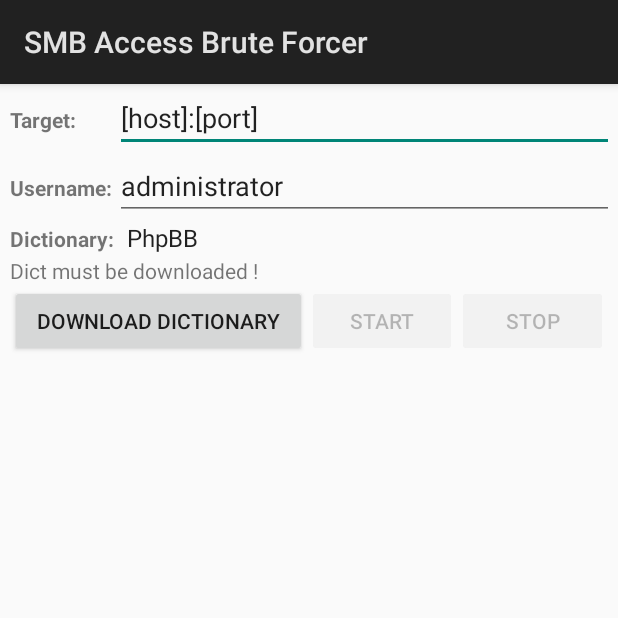
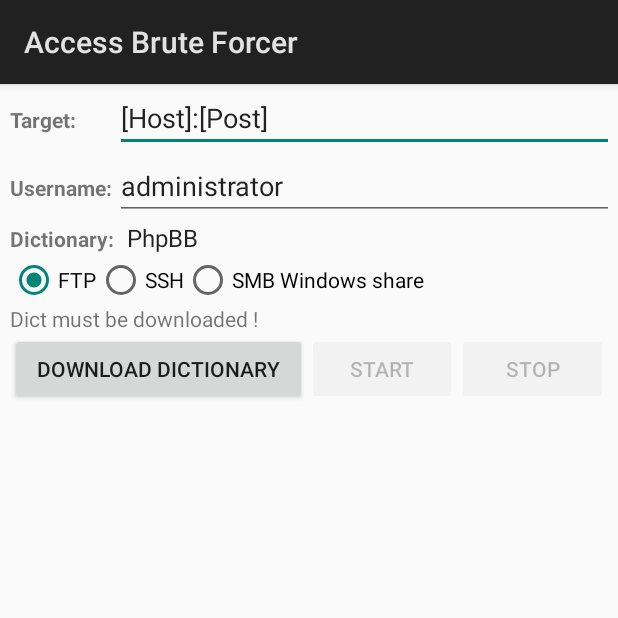
Before and after one commit to righettod/access-brute-forcer, an Android app: the screen it shows after launch (MainActivity), on a phone screen of 412 x 824 dp, the top half of it. Run offline under Robolectric (Android 15) with nearby library versions, the phone set to English and light mode, and no system bars; libraries missing offline, so code that uses them is left out: net.hockeyapp.android, org.apache.commons; 2 statements that could not run were skipped.

Commit message:
Add support for FTP/SSH, add notification, enhance task cancelling

```diff
--- a/app/src/main/java/righettod/eu/smbaccessbf/DownloadReceiver.java
+++ b/app/src/main/java/righettod/eu/accessbf/DownloadReceiver.java
@@ -1,4 +1,4 @@
-package righettod.eu.smbaccessbf;
+package righettod.eu.accessbf;
 
 import android.app.DownloadManager;
 import android.content.BroadcastReceiver;
--- a/app/src/main/java/righettod/eu/smbaccessbf/MainActivity.java
+++ b/app/src/main/java/righettod/eu/accessbf/MainActivity.java
@@ -1,4 +1,4 @@
-package righettod.eu.smbaccessbf;
+package righettod.eu.accessbf;
 
 import android.app.Activity;
 import android.app.AlertDialog;
@@ -16,9 +16,11 @@ import android.os.Environment;
 import android.text.method.ScrollingMovementMethod;
 import android.view.MotionEvent;
 import android.view.View;
+import android.view.WindowManager;
 import android.widget.AdapterView;
 import android.widget.ArrayAdapter;
 import android.widget.Button;
+import android.widget.RadioButton;
 import android.widget.Spinner;
 import android.widget.TextView;
 import android.widget.Toast;
@@ -42,11 +44,12 @@ import java.util.List;
  */
 public class MainActivity extends Activity implements AdapterView.OnItemSelectedListener {
 
-    public static final String LOG_TAG = "SMBACCESSBF";
+    public static final String LOG_TAG = "ACCESSBF";
     private static final int READ_DOCUMENT_REQUEST_CODE = 1;
     private String selectedPasswordDictionary = null;
     private File selectedPasswordDictionaryFilePath = null;
     private File dictionariesStorageFolder = null;
+    private Protocol selectedProtocol = Protocol.SSH;
     private final List<AsyncTask<Object, Integer[], List<String>>> credentialProbingTaskList = new ArrayList<>();
 
     /**
@@ -56,30 +59,26 @@ public class MainActivity extends Activity implements AdapterView.OnItemSelected
     protected void onCreate(Bundle savedInstanceState) {
         super.onCreate(savedInstanceState);
         setContentView(R.layout.activity_main);
+        getWindow().addFlags(WindowManager.LayoutParams.FLAG_KEEP_SCREEN_ON);
+
 
         //Check if WIFI is enabled => Mandatory
         WifiManager wifi = (WifiManager) getSystemService(WIFI_SERVICE);
         if (!wifi.isWifiEnabled()) {
             AlertDialog.Builder builder = new AlertDialog.Builder(this);
-            builder.setMessage("WIFI is not enabled, application will be closed !").setTitle("Warning").setPositiveButton("OK", new DialogInterface.OnClickListener() {
-                public void onClick(DialogInterface dialog, int id) {
+            builder.setMessage("WIFI is not enabled, application will be closed !").setTitle("Warning").setPositiveButton("OK", (DialogInterface dialog, int id) -> {
                         MainActivity.this.finish();
                     }
-            });
+            );
             AlertDialog dialog = builder.create();
             dialog.show();
         }
 
         //Ensure that the user have the authorization of the network owner before to use the application
         AlertDialog.Builder builder = new AlertDialog.Builder(this);
-        builder.setMessage("Do you have an explicit authorization of the network owner to perform this brute force operation ?").setTitle("Legal Warning").setPositiveButton("Yes", new DialogInterface.OnClickListener() {
-            public void onClick(DialogInterface dialog, int id) {
+        builder.setMessage("Do you have an explicit authorization of the network owner to perform this brute force operation ?").setTitle("Legal Warning").setPositiveButton("Yes", (DialogInterface dialog, int id) -> {
                 }
-        }).setNegativeButton("No", new DialogInterface.OnClickListener() {
-            public void onClick(DialogInterface dialog, int id) {
-                MainActivity.this.finish();
-            }
-        });
+        ).setNegativeButton("No", (DialogInterface dialog, int id) -> MainActivity.this.finish());
         AlertDialog dialog = builder.create();
         dialog.show();
 
@@ -106,8 +105,7 @@ public class MainActivity extends Activity implements AdapterView.OnItemSelected
 
         //Add dictionary download button event handler
         final Button buttonDownloadDico = (Button) findViewById(R.id.buttonDownloadDico);
-        buttonDownloadDico.setOnClickListener(new View.OnClickListener() {
-            public void onClick(View v) {
+        buttonDownloadDico.setOnClickListener((View v) -> {
                     //Retrieve the dico download URL from string resources if it is not a LocalCustom dico
                     if ("Local...".equalsIgnoreCase(MainActivity.this.selectedPasswordDictionary)) {
                         //See https://developer.android.com/guide/topics/providers/document-provider.html
@@ -115,7 +113,7 @@ public class MainActivity extends Activity implements AdapterView.OnItemSelected
                         // Filter to only show results that can be "opened", such as a file (as opposed to a list of contacts or timezones)
                         intent.addCategory(Intent.CATEGORY_OPENABLE);
                         //Want only data available on device and select only one item
-                    intent.putExtra(Intent.EXTRA_LOCAL_ONLY, true);
+                        intent.putExtra(Intent.EXTRA_LOCAL_ONLY, false);
                         intent.putExtra(Intent.EXTRA_ALLOW_MULTIPLE, false);
                         // Filter to show only text files, using the text MIME data type.
                         intent.setType("text/*");
@@ -146,12 +144,11 @@ public class MainActivity extends Activity implements AdapterView.OnItemSelected
                         registerReceiver(downloadReceiver, filter);
                     }
                 }
-        });
+        );
 
         //Add stop BF button event handler
         final Button buttonStop = (Button) findViewById(R.id.buttonStop);
-        buttonStop.setOnClickListener(new View.OnClickListener() {
-            public void onClick(View v) {
+        buttonStop.setOnClickListener((View v) -> {
                     try {
                         //Lock IU action components
                         findViewById(R.id.buttonStart).setEnabled(false);
@@ -160,6 +157,10 @@ public class MainActivity extends Activity implements AdapterView.OnItemSelected
                         findViewById(R.id.dicoSpinner).setEnabled(false);
                         findViewById(R.id.editIPPort).setEnabled(false);
                         findViewById(R.id.editUsername).setEnabled(false);
+                        findViewById(R.id.bf_ssh).setEnabled(false);
+                        findViewById(R.id.bf_smb).setEnabled(false);
+                        findViewById(R.id.bf_ftp).setEnabled(false);
+
                         //Cancel all tasks
                         int cancelledTaskCount = 0;
                         if (!MainActivity.this.credentialProbingTaskList.isEmpty()) {
@@ -180,14 +181,16 @@ public class MainActivity extends Activity implements AdapterView.OnItemSelected
                         findViewById(R.id.dicoSpinner).setEnabled(true);
                         findViewById(R.id.editIPPort).setEnabled(true);
                         findViewById(R.id.editUsername).setEnabled(true);
+                        findViewById(R.id.bf_ssh).setEnabled(true);
+                        findViewById(R.id.bf_smb).setEnabled(true);
+                        findViewById(R.id.bf_ftp).setEnabled(true);
                     }
                 }
-        });
+        );
 
         //Add start BF button event handler
         final Button buttonStart = (Button) findViewById(R.id.buttonStart);
-        buttonStart.setOnClickListener(new View.OnClickListener() {
-            public void onClick(View v) {
+        buttonStart.setOnClickListener((View v) ->{
                 try {
                     //Check that a password dictionary is selected
                     if (MainActivity.this.selectedPasswordDictionaryFilePath == null || !MainActivity.this.selectedPasswordDictionaryFilePath.exists()) {
@@ -213,7 +216,7 @@ public class MainActivity extends Activity implements AdapterView.OnItemSelected
                     //Create and launch tasks
                     TextView textProgressInfo = (TextView) findViewById(R.id.textProgressInfo);
                     TextView textResult = (TextView) findViewById(R.id.textResult);
-                    CredentialProbingTask task = new CredentialProbingTask(textProgressInfo, textResult, findViewById(R.id.dicoSpinner), findViewById(R.id.buttonDownloadDico), findViewById(R.id.buttonStart), findViewById(R.id.editIPPort), findViewById(R.id.editUsername));
+                    CredentialProbingTask task = new CredentialProbingTask(MainActivity.this.selectedProtocol, textProgressInfo, textResult, findViewById(R.id.dicoSpinner), findViewById(R.id.buttonDownloadDico), findViewById(R.id.buttonStart), findViewById(R.id.editIPPort), findViewById(R.id.editUsername), findViewById(R.id.bf_ftp), findViewById(R.id.bf_smb), findViewById(R.id.bf_ssh));
                     Object[] params = new Object[]{target.toString(), login.toString(), dictionaryEntries};
                     MainActivity.this.credentialProbingTaskList.clear();
                     MainActivity.this.credentialProbingTaskList.add(task.executeOnExecutor(AsyncTask.THREAD_POOL_EXECUTOR, params));
@@ -223,13 +226,12 @@ public class MainActivity extends Activity implements AdapterView.OnItemSelected
                 }
 
             }
-        });
+        );
 
         //Handle action to copy result on clipboard when result text view is pressed
         final TextView resultTextView = (TextView) findViewById(R.id.textResult);
         resultTextView.setMovementMethod(new ScrollingMovementMethod());
-        resultTextView.setOnTouchListener(new View.OnTouchListener() {
-            public boolean onTouch(View v, MotionEvent event) {
+        resultTextView.setOnTouchListener((View v, MotionEvent event) ->{
                 if (event.getAction() == MotionEvent.ACTION_UP) {
                     ClipboardManager clipboard = (ClipboardManager) getSystemService(CLIPBOARD_SERVICE);
                     ClipData clip = ClipData.newPlainText("BF Result", resultTextView.getText());
@@ -239,10 +241,39 @@ public class MainActivity extends Activity implements AdapterView.OnItemSelected
                 }
                 return false;
             }
-        });
+        );
 
         //HockeyApp crash handler
         checkForUpdates();
+    }
+
+    /**
+     * Handle the click on the radio button used to select to protocol to the target
+     *
+     * @param view View representing the radio button
+     */
+    public void onProtocolRadioButtonClicked(View view) {
+        // Get a reference on the radio button clicked
+        boolean checked = ((RadioButton) view).isChecked();
+
+        // Check which radio button was clicked
+        switch (view.getId()) {
+            case R.id.bf_ftp:
+                if (checked) {
+                    this.selectedProtocol = Protocol.FTP;
+                }
+                break;
+            case R.id.bf_smb:
+                if (checked) {
+                    this.selectedProtocol = Protocol.SMB;
+                }
+                break;
+            case R.id.bf_ssh:
+                if (checked) {
+                    this.selectedProtocol = Protocol.SSH;
+                }
+                break;
+        }
     }
 
     /**
@@ -259,7 +290,7 @@ public class MainActivity extends Activity implements AdapterView.OnItemSelected
                 TextView textProgressInfo = (TextView) findViewById(R.id.textProgressInfo);
                 try {
                     this.copyFile(resultData.getData(), this.selectedPasswordDictionaryFilePath);
-                    textProgressInfo.setText("Dict loaded (" + this.loadDictionary(this.selectedPasswordDictionaryFilePath).size() + " passwords)");
+                    textProgressInfo.setText("Dictionary loaded (" + this.loadDictionary(this.selectedPasswordDictionaryFilePath).size() + " passwords)");
                     findViewById(R.id.buttonStart).setEnabled(true);
                     findViewById(R.id.buttonStop).setEnabled(true);
                 } catch (IOException ioe) {
--- a/app/src/main/java/righettod/eu/smbaccessbf/PostDownloadService.java
+++ b/app/src/main/java/righettod/eu/accessbf/PostDownloadService.java
@@ -1,4 +1,4 @@
-package righettod.eu.smbaccessbf;
+package righettod.eu.accessbf;
 
 import android.app.IntentService;
 import android.content.ContentResolver;
--- /dev/null
+++ b/app/src/main/java/righettod/eu/accessbf/Protocol.java
@@ -0,0 +1,9 @@
+package righettod.eu.accessbf;
+
+/**
+ * Enumeration of the supported protocol for the brute force
+ */
+
+public enum Protocol {
+    SMB, FTP, SSH;
+}
--- a/app/src/main/res/layout/activity_main.xml
+++ b/app/src/main/res/layout/activity_main.xml
@@ -4,7 +4,7 @@
     xmlns:tools="http://schemas.android.com/tools"
     android:layout_width="match_parent"
     android:layout_height="match_parent"
-    tools:context="righettod.eu.smbaccessbf.MainActivity">
+    tools:context="righettod.eu.accessbf.MainActivity">
 
     <GridLayout
         android:layout_width="match_parent"
@@ -12,7 +12,7 @@
         android:paddingLeft="10px"
         android:paddingRight="10px"
         android:columnCount="2"
-        android:rowCount="6"
+        android:rowCount="7"
         tools:layout_editor_absoluteY="8dp"
         tools:layout_editor_absoluteX="8dp">
 
@@ -33,7 +33,7 @@
             android:layout_row="0"
             android:layout_column="1"
             android:inputType="textPersonName"
-            android:text="[host]:[port]" />
+            android:text="[Host]:[Post]" />
 
         <TextView
             android:id="@+id/textView5"
@@ -71,12 +71,37 @@
             android:layout_column="1"
             />
 
+        <RadioGroup xmlns:android="http://schemas.android.com/apk/res/android"
+            android:layout_width="fill_parent"
+            android:layout_height="wrap_content"
+            android:layout_columnSpan="2"
+            android:layout_row="3"
+            android:layout_column="0"
+            android:checkedButton="@+id/bf_ftp"
+            android:orientation="horizontal">
+            <RadioButton android:id="@+id/bf_ftp"
+                android:layout_width="wrap_content"
+                android:layout_height="wrap_content"
+                android:text="FTP"
+                android:onClick="onProtocolRadioButtonClicked"/>
+            <RadioButton android:id="@+id/bf_ssh"
+                android:layout_width="wrap_content"
+                android:layout_height="wrap_content"
+                android:text="SSH"
+                android:onClick="onProtocolRadioButtonClicked"/>
+            <RadioButton android:id="@+id/bf_smb"
+                android:layout_width="wrap_content"
+                android:layout_height="wrap_content"
+                android:text="SMB Windows share"
+                android:onClick="onProtocolRadioButtonClicked"/>
+        </RadioGroup>
+
 
         <TextView
             android:id="@+id/textProgressInfo"
             android:layout_width="match_parent"
             android:layout_height="wrap_content"
-            android:layout_row="3"
+            android:layout_row="4"
             android:layout_column="0"
             android:layout_columnSpan="2"
             android:text="Progress information" />
@@ -84,7 +109,7 @@
         <LinearLayout
             android:layout_width="match_parent"
             android:layout_height="wrap_content"
-            android:layout_row="4"
+            android:layout_row="5"
             android:layout_column="0"
             android:layout_columnSpan="2"
             android:orientation="horizontal">
@@ -115,7 +140,7 @@
             android:id="@+id/textResult"
             android:layout_width="match_parent"
             android:layout_height="wrap_content"
-            android:layout_row="5"
+            android:layout_row="6"
             android:layout_column="0"
             android:lines="20"
             android:maxLines="100"
--- a/app/src/main/res/values/strings.xml
+++ b/app/src/main/res/values/strings.xml
@@ -1,5 +1,5 @@
 <resources>
-    <string name="app_name">SMB Access Brute Forcer</string>
+    <string name="app_name">Access Brute Forcer</string>
     <!-- List of available dictionaries -->
     <string-array name="password_dictionaries">
         <item>PhpBB</item>
--- a/build.gradle
+++ b/build.gradle
@@ -5,7 +5,7 @@ buildscript {
         jcenter()
     }
     dependencies {
-        classpath 'com.android.tools.build:gradle:2.3.3'
+        classpath 'com.android.tools.build:gradle:3.0.1'
 
         // NOTE: Do not place your application dependencies here; they belong
         // in the individual module build.gradle files
```
Also changed, not shown: app/build.gradle (+7 -8 lines), app/src/main/AndroidManifest.xml (+6 -4 lines), app/src/main/java/righettod/eu/accessbf/CredentialProbingTask.java (renamed from app/src/main/java/righettod/eu/smbaccessbf/CredentialProbingTask.java, +56 -36 lines), app/src/main/java/righettod/eu/accessbf/NotificationUtil.java (renamed from app/src/main/java/righettod/eu/smbaccessbf/NotificationUtil.java, +6 -7 lines), app/src/main/java/righettod/eu/accessbf/ProtocolUtil.java (added, +163 -0 lines), gradle/wrapper/gradle-wrapper.properties, 3 other files. Lines whose indentation alone changed are shown as unchanged.
